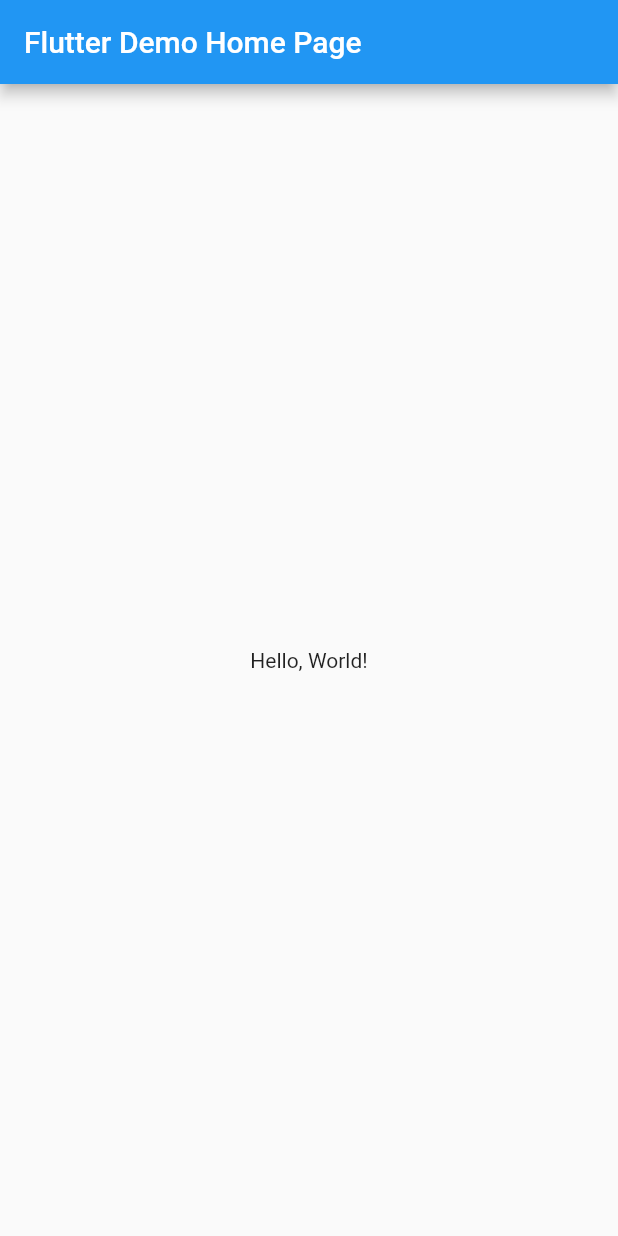
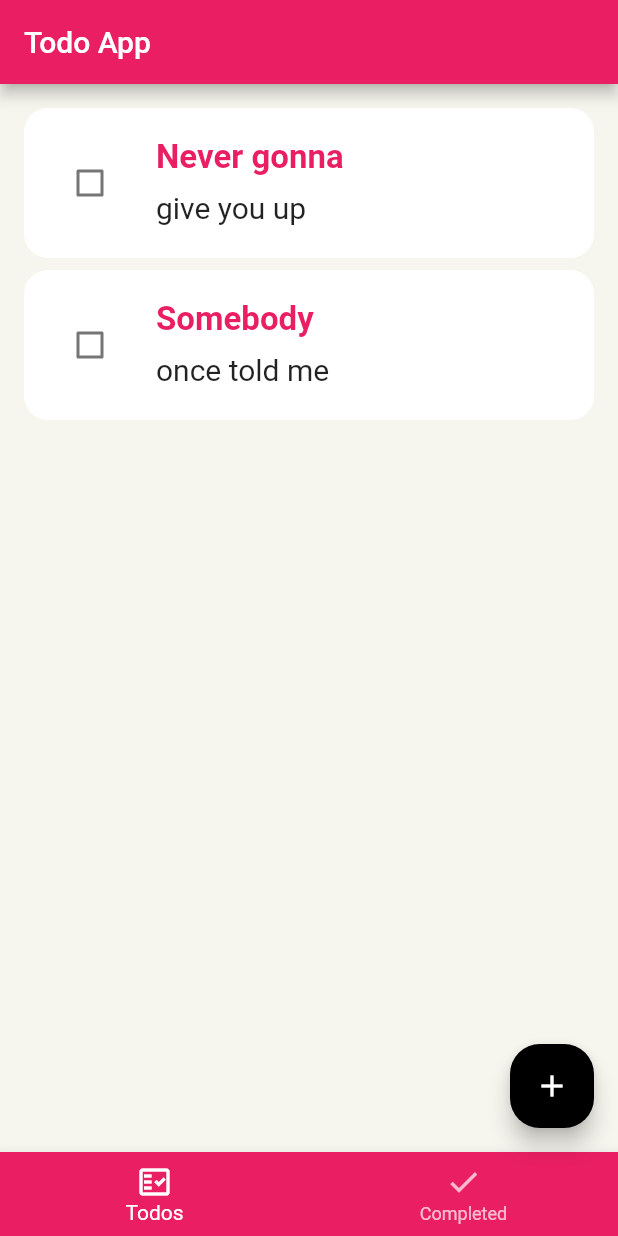
Before and after one commit to DoomMangoes/ToDo_App, a Flutter app: the screen it shows after launch, on a phone screen of 412 x 824 dp. Run offline on Flutter 3.47's test engine with Material 2 defaults, Android fonts, the phone set to English and light mode, and no system bars; drawn by our look-alikes of flutter_slidable.

Commit message:
complete toDo App

```diff
--- /dev/null
+++ b/lib/Provider/toDoProvider.dart
@@ -0,0 +1,41 @@
+import 'package:flutter/material.dart';
+import '../models/toDoItem.dart';
+import 'dart:collection';
+
+class ToDoProvider extends ChangeNotifier {
+  final List<ToDoItem> _items = [
+    ToDoItem(title: "Never gonna", description: "give you up"),
+    ToDoItem(title: "Somebody", description: "once told me"),
+  ];
+
+  //Read only view
+  UnmodifiableListView<ToDoItem> get items =>
+      UnmodifiableListView(_items.where((item) => item.isDone == false));
+
+  UnmodifiableListView<ToDoItem> get itemsCompleted =>
+      UnmodifiableListView(_items.where((item) => item.isDone == true));
+
+  void add(ToDoItem toDoItem) {
+    _items.add(toDoItem);
+    notifyListeners();
+  }
+
+  void remove(ToDoItem toDoItem) {
+    _items.remove(toDoItem);
+    notifyListeners();
+  }
+
+  bool changeStatus(ToDoItem toDoItem) {
+    toDoItem.isDone = !toDoItem.isDone;
+    notifyListeners();
+
+    return toDoItem.isDone;
+  }
+
+  void updateItem(ToDoItem toDoItem, String newTitle, String newDescription) {
+    toDoItem.title = newTitle;
+    toDoItem.description = newDescription;
+
+    notifyListeners();
+  }
+}
--- a/lib/main.dart
+++ b/lib/main.dart
@@ -1,4 +1,9 @@
 import 'package:flutter/material.dart';
+import 'package:provider/provider.dart';
+import 'package:todoapp/Provider/toDoProvider.dart';
+import 'package:todoapp/screens/editTodoPage.dart';
+import 'models/toDoItem.dart';
+import 'screens/homePage.dart';
 
 void main() => runApp(MyApp());
 
@@ -7,35 +12,18 @@ class MyApp extends StatelessWidget {
   // This widget is the root of your application.
   @override
   Widget build(BuildContext context) {
-    return MaterialApp(
-      // Application name
-      title: 'Flutter Hello World',
-      // Application theme data, you can set the colors for the application as
-      // you want
-      theme: ThemeData(
-        primarySwatch: Colors.blue,
-      ),
-      // A widget which will be started on application startup
-      home: MyHomePage(title: 'Flutter Demo Home Page'),
-    );
-  }
-}
-
-class MyHomePage extends StatelessWidget {
-  final String title;
-  const MyHomePage({super.key, required this.title});
-
-  @override
-  Widget build(BuildContext context) {
-    return Scaffold(
-      appBar: AppBar(
-        // The title text which will be shown on the action bar
-        title: Text(title),
-      ),
-      body: Center(
-        child: Text(
-          'Hello, World!',
+    return ChangeNotifierProvider(
+      create: (_) => ToDoProvider(),
+      child: MaterialApp(
+        debugShowCheckedModeBanner: false,
+        // Application theme data, you can set the colors for the application as
+        // you want
+        theme: ThemeData(
+          primarySwatch: Colors.pink,
+          scaffoldBackgroundColor: Color(0xFFF6F5EE),
         ),
+        // A widget which will be started on application startup
+        home: HomePage(),
       ),
     );
   }
--- /dev/null
+++ b/lib/models/toDoItem.dart
@@ -0,0 +1,19 @@
+import 'package:flutter/material.dart';
+import 'package:uuid/uuid.dart';
+
+class ToDoItem {
+  bool isDone;
+  String title;
+  String description;
+  final String uuid;
+
+  ToDoItem({required this.title, required this.description})
+      : uuid = const Uuid().v4(),
+        isDone = false;
+
+  @override
+  bool operator ==(covariant ToDoItem other) => uuid == other.uuid;
+
+  @override
+  int get hashCode => uuid.hashCode;
+}
--- /dev/null
+++ b/lib/screens/homePage.dart
@@ -0,0 +1,74 @@
+import 'package:flutter/material.dart';
+import 'package:todoapp/widgets/AddNewToDoWidget.dart';
+import 'package:todoapp/widgets/ToDoListWidget.dart';
+import 'package:todoapp/widgets/ToDoWidget.dart';
+
+class HomePage extends StatefulWidget {
+  const HomePage({
+    super.key,
+  });
+
+  @override
+  State<HomePage> createState() => _HomePageState();
+}
+
+class _HomePageState extends State<HomePage> {
+  int current = 0;
+
+  @override
+  Widget build(BuildContext context) {
+    final tabs = [
+      Center(
+        child: ToDoListWidget(
+          completed: false,
+        ),
+      ),
+      Center(
+        child: ToDoListWidget(
+          completed: true,
+        ),
+      ),
+    ];
+
+    return Scaffold(
+      appBar: AppBar(
+        // The title text which will be shown on the action bar
+        title: Text("Todo App"),
+      ),
+      body: tabs[current],
+      floatingActionButton: FloatingActionButton(
+        shape: RoundedRectangleBorder(borderRadius: BorderRadius.circular(20)),
+        backgroundColor: Colors.black,
+        onPressed: () => showDialog(
+          context: context,
+          builder: (BuildContext context) {
+            return AlertDialog(
+              title: Text(
+                "Add Todo",
+                style: TextStyle(
+                  fontWeight: FontWeight.bold,
+                ),
+              ),
+              content: AddNewToDoWidget(),
+            );
+          },
+        ),
+        child: Icon(Icons.add),
+      ),
+      bottomNavigationBar: BottomNavigationBar(
+        backgroundColor: Colors.pink,
+        unselectedItemColor: Colors.white.withOpacity(0.7),
+        selectedItemColor: Colors.white,
+        currentIndex: current,
+        onTap: (index) => setState(() {
+          current = index;
+        }),
+        items: [
+          BottomNavigationBarItem(
+              icon: Icon(Icons.fact_check_outlined), label: "Todos"),
+          BottomNavigationBarItem(icon: Icon(Icons.done), label: "Completed"),
+        ],
+      ),
+    );
+  }
+}
--- /dev/null
+++ b/lib/utils.dart
@@ -0,0 +1,8 @@
+import 'package:flutter/material.dart';
+
+class Utils {
+  static void showSnackBar(BuildContext context, String text) =>
+      ScaffoldMessenger.of(context)
+        ..removeCurrentSnackBar()
+        ..showSnackBar(SnackBar(content: Text(text)));
+}
--- /dev/null
+++ b/lib/widgets/ToDoListWidget.dart
@@ -0,0 +1,33 @@
+import 'dart:collection';
+import 'package:flutter/material.dart';
+import 'package:provider/provider.dart';
+import 'package:todoapp/Provider/toDoProvider.dart';
+import 'package:todoapp/models/toDoItem.dart';
+import 'ToDoWidget.dart';
+
+class ToDoListWidget extends StatelessWidget {
+  final bool completed;
+  const ToDoListWidget({super.key, required this.completed});
+
+  @override
+  Widget build(BuildContext context) {
+    final provider = Provider.of<ToDoProvider>(context);
+    final UnmodifiableListView<ToDoItem> toDoItems =
+        completed ? provider.itemsCompleted : provider.items;
+
+    return toDoItems.isEmpty
+        ? Center(
+            child: Text(completed ? "No completed todos" : "No todos"),
+          )
+        : ListView.separated(
+            padding: EdgeInsets.all(16),
+            physics: BouncingScrollPhysics(),
+            separatorBuilder: (context, index) => Container(height: 8),
+            itemCount: toDoItems.length,
+            itemBuilder: (BuildContext context, int index) {
+              return ToDoWidget(
+                toDo: toDoItems[index],
+              );
+            });
+  }
+}
--- /dev/null
+++ b/lib/widgets/ToDoWidget.dart
@@ -0,0 +1,108 @@
+import 'package:flutter/material.dart';
+import 'package:flutter_slidable/flutter_slidable.dart';
+import 'package:provider/provider.dart';
+import 'package:todoapp/screens/editTodoPage.dart';
+import '../Provider/toDoProvider.dart';
+import '../models/toDoItem.dart';
+import '../utils.dart';
+
+class ToDoWidget extends StatelessWidget {
+  final ToDoItem toDo;
+  const ToDoWidget({super.key, required this.toDo});
+
+  @override
+  Widget build(BuildContext context) {
+    return GestureDetector(
+      onTap: () {
+        Navigator.push(
+            context,
+            MaterialPageRoute(
+                builder: (context) => EditTodoPage(
+                      toDo: toDo,
+                    )));
+      },
+      child: ClipRRect(
+        borderRadius: BorderRadius.circular(16),
+        child: Slidable(
+          startActionPane: ActionPane(
+            motion: const ScrollMotion(),
+            children: [
+              SlidableAction(
+                onPressed: (BuildContext context) {
+                  Navigator.push(
+                      context,
+                      MaterialPageRoute(
+                          builder: (context) => EditTodoPage(
+                                toDo: toDo,
+                              )));
+                },
+                backgroundColor: Colors.green,
+                icon: Icons.edit,
+                label: 'Edit',
+              ),
+            ],
+          ),
+          endActionPane: ActionPane(
+            motion: const ScrollMotion(),
+            children: [
+              SlidableAction(
+                onPressed: (BuildContext context) {
+                  context.read<ToDoProvider>().remove(toDo);
+
+                  Utils.showSnackBar(context, "Deleted the task");
+                },
+                backgroundColor: Colors.red,
+                icon: Icons.delete,
+                label: 'Delete',
+              ),
+            ],
+          ),
+          child: Container(
+            color: Colors.white,
+            padding: EdgeInsets.all(20),
+            child: Row(
+              children: [
+                Checkbox(
+                    activeColor: Colors.pink,
+                    checkColor: Colors.white,
+                    value: toDo.isDone,
+                    onChanged: (_) {
+                      final provider =
+                          Provider.of<ToDoProvider>(context, listen: false);
+                      final isDone = provider.changeStatus(toDo);
+
+                      Utils.showSnackBar(context,
+                          isDone ? "Task completed" : "Task marked incomplete");
+                    }),
+                const SizedBox(width: 20),
+                Expanded(
+                  child: Column(
+                    crossAxisAlignment: CrossAxisAlignment.start,
+                    children: [
+                      Text(
+                        toDo.title,
+                        style: TextStyle(
+                          fontWeight: FontWeight.bold,
+                          color: Colors.pink,
+                          fontSize: 22,
+                        ),
+                      ),
+                      if (toDo.description.isNotEmpty)
+                        Container(
+                          margin: EdgeInsets.only(top: 4),
+                          child: Text(
+                            toDo.description,
+                            style: TextStyle(fontSize: 20, height: 1.5),
+                          ),
+                        ),
+                    ],
+                  ),
+                ),
+              ],
+            ),
+          ),
+        ),
+      ),
+    );
+  }
+}
--- a/pubspec.yaml
+++ b/pubspec.yaml
@@ -19,6 +19,9 @@ environment:
 dependencies:
   flutter:
     sdk: flutter
+  provider: ^6.0.5
+  uuid: ^3.0.7
+  flutter_slidable: ^1.3.2
 
 dev_dependencies:
   flutter_test:
```
Also changed, not shown: lib/screens/editTodoPage.dart (added, +131 -0 lines), lib/widgets/AddNewToDoWidget.dart (added, +108 -0 lines).
